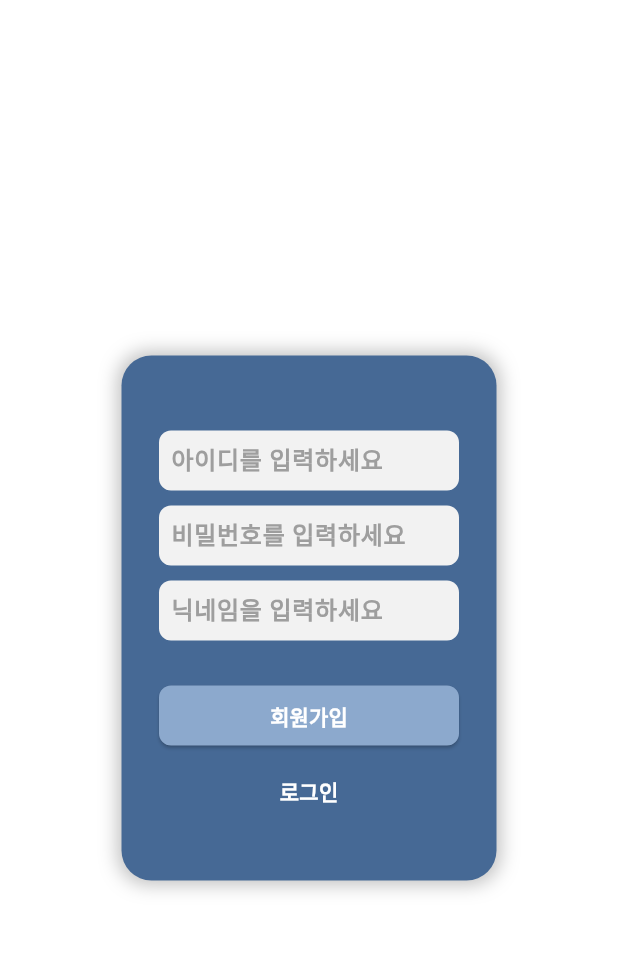
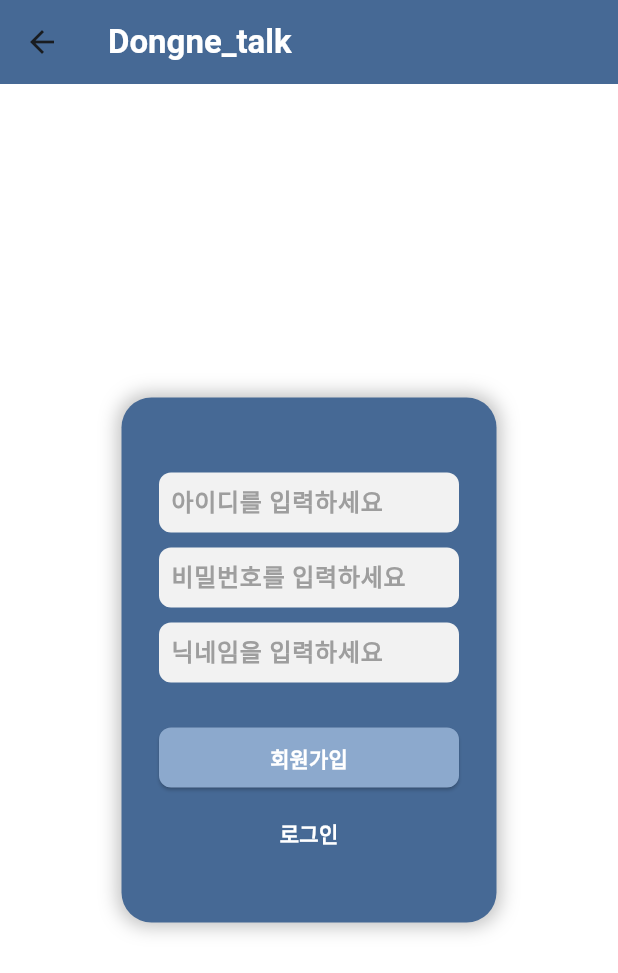
Before and after one commit to dongne-chat/dongne_chat, a Flutter app: the SignupPage screen opened directly, on a phone screen of 412 x 824 dp. Shown: the top 973 px of the screen. Run offline on Flutter 3.47's test engine with Material 3 defaults, Android fonts, the light colour scheme and no system bars; our stand-ins replace cloud_firestore, dio, firebase_core, firebase_storage, flutter_dotenv, flutter_riverpod and 4 more; accounts and stored records are empty.

Commit message:
design: 회원가입페이지에 앱바 추가가

```diff
--- a/lib/ui/pages/signup/signup_page.dart
+++ b/lib/ui/pages/signup/signup_page.dart
@@ -62,6 +62,13 @@ class _SignupPageState extends State<SignupPage> {
     return GestureDetector(
       onTap: () => FocusScope.of(context).unfocus(),
       child: Scaffold(
+        appBar: AppBar(
+          backgroundColor: const Color(0xFF466995),
+          title: const Text(
+            "Dongne_talk",
+            style: TextStyle(color: Colors.white, fontWeight: FontWeight.bold),
+          ),
+        ),
         backgroundColor: Colors.white, // 배경색 변경
         body: Center(
           child: Container(
```
